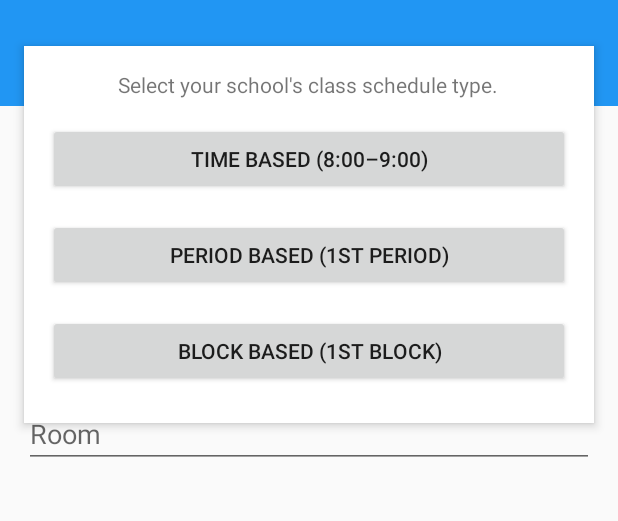
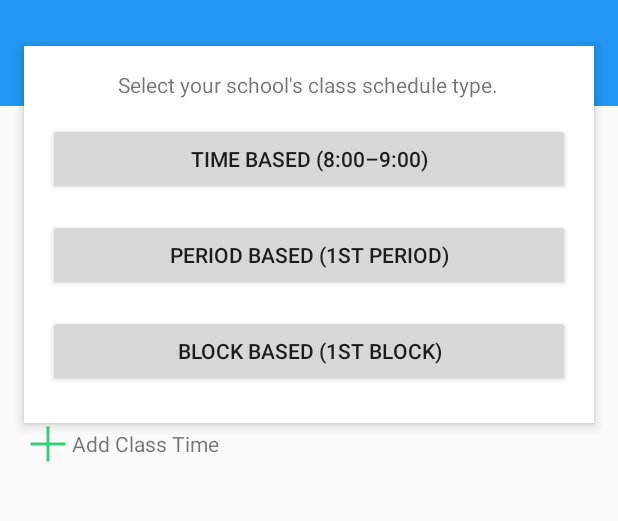
Before and after one commit to ericdecanini/Plume-SchoolAssistant, an Android app: the NewScheduleActivity screen opened directly, with no data from a screen before it, after a tap on "Add Class Time", on a phone screen of 412 x 824 dp, the part 62-583 px from its top. Run offline under Robolectric (Android 15) with nearby library versions, the phone set to English and light mode, and no system bars.

Commit message:
0.09e NewScheduleActivity AddClass

```diff
--- a/app/src/main/java/com/pdt/plume/ClassTimeOneFragment.java
+++ b/app/src/main/java/com/pdt/plume/ClassTimeOneFragment.java
@@ -44,8 +44,7 @@ public class ClassTimeOneFragment extends Fragment {
 
         timeBasedButton.setOnClickListener(listener());
         periodBasedButton.setOnClickListener(listener());
-        blockBasedButton.setOnClickListener(listener()
-        );
+        blockBasedButton.setOnClickListener(listener());
         return rootView;
     }
 
--- a/app/src/main/java/com/pdt/plume/ClassTimeThreeFragment.java
+++ b/app/src/main/java/com/pdt/plume/ClassTimeThreeFragment.java
@@ -12,7 +12,7 @@ import android.widget.Button;
 
 public class ClassTimeThreeFragment extends Fragment {
 
-    int[] isButtonChecked;
+    int[] isButtonChecked = {0, 0, 0, 0, 0, 0, 0};
 
 
     public ClassTimeThreeFragment() {
@@ -56,6 +56,7 @@ public class ClassTimeThreeFragment extends Fragment {
         thursday.setOnClickListener(listener());
         friday.setOnClickListener(listener());
         saturday.setOnClickListener(listener());
+        done.setOnClickListener(listener());
         return rootView;
     }
 
@@ -115,7 +116,7 @@ public class ClassTimeThreeFragment extends Fragment {
                 + isButtonChecked[3] + ":"
                 + isButtonChecked[4] + ":"
                 + isButtonChecked[5] + ":"
-                + isButtonChecked[6] + ":";
+                + isButtonChecked[6];
     }
 
 }
--- a/app/src/main/java/com/pdt/plume/NewScheduleActivity.java
+++ b/app/src/main/java/com/pdt/plume/NewScheduleActivity.java
@@ -5,13 +5,15 @@ import android.content.Intent;
 import android.os.Bundle;
 import android.support.v4.app.DialogFragment;
 import android.support.v7.app.AppCompatActivity;
-import android.support.v7.widget.Toolbar;
 import android.util.Log;
 import android.view.Menu;
 import android.view.MenuItem;
 import android.view.View;
+import android.widget.ArrayAdapter;
 import android.widget.EditText;
+import android.widget.ImageView;
 import android.widget.LinearLayout;
+import android.widget.ListView;
 import android.widget.TextView;
 import android.widget.TimePicker;
 import android.widget.Toast;
@@ -40,8 +42,13 @@ public class NewScheduleActivity extends AppCompatActivity
     int timeInMinute;
     public static int timeOutHour;
     int timeOutMinute;
+    ImageView fieldIcon;
+    int iconImageResource = -1;
 
-    TextView fieldOccurrence;
+    ListView classTimeList;
+    TextView fieldAddClassTime;
+    ArrayAdapter<String> classTimeAdapter;
+    ArrayList<String> occurrenceList;
 
     boolean FLAG_EDIT = false;
     public static boolean isEdited;
@@ -50,7 +57,8 @@ public class NewScheduleActivity extends AppCompatActivity
 
     String basis;
     String weekType;
-    ArrayList<String> classDays;
+    String classDays;
+
 
     @Override
     protected void onCreate(Bundle savedInstanceState) {
@@ -67,13 +75,19 @@ public class NewScheduleActivity extends AppCompatActivity
         fieldTimeOut = (LinearLayout) findViewById(R.id.field_new_schedule_timeout);
         fieldValueTimeIn = (TextView) findViewById(R.id.fieldvalue_new_schedule_timein);
         fieldValueTimeOut = (TextView) findViewById(R.id.fieldvalue_new_schedule_timeout);
-        fieldOccurrence = (TextView) findViewById(R.id.field_new_schedule_add_class_time);
+        fieldAddClassTime = (TextView) findViewById(R.id.field_new_schedule_add_class_time);
+        fieldIcon = (ImageView) findViewById(R.id.new_schedule_icon);
+        classTimeList = (ListView) findViewById(R.id.field_new_schedule_class_time_list);
+        occurrenceList = new ArrayList<>();
+
+        classTimeAdapter = new ArrayAdapter<>(this, android.R.layout.simple_list_item_1, occurrenceList);
+        classTimeList.setAdapter(classTimeAdapter);
 
         fieldTimeIn.setOnClickListener(showTimePickerDialog());
         fieldTimeOut.setOnClickListener(showTimePickerDialog());
         Calendar c = Calendar.getInstance();
 
-        fieldOccurrence.setOnClickListener(addClassTime());
+        fieldAddClassTime.setOnClickListener(addClassTime());
 
 
         Intent intent = getIntent();
@@ -108,8 +122,6 @@ public class NewScheduleActivity extends AppCompatActivity
             String timeOutDefault = timeOutHour + ":00";
             fieldValueTimeIn.setText(timeInDefault);
             fieldValueTimeOut.setText(timeOutDefault);
-
-            classDays = new ArrayList<>();
         }
 
     }
@@ -151,43 +163,36 @@ public class NewScheduleActivity extends AppCompatActivity
         };
     }
 
-    private View.OnClickListener addClassTime() {
-        return new View.OnClickListener() {
-            @Override
-            public void onClick(View v) {
-                setClassTimeOne();
-            }
-
-            private void setClassTimeOne() {
-                ClassTimeOneFragment fragment = new ClassTimeOneFragment();
-                getSupportFragmentManager().beginTransaction()
-                        .add(R.id.container, fragment)
-                        .commit();
-            }
-        };
-    }
-
 
     private boolean insertScheduleData() {
         String title = fieldTitle.getText().toString();
         String teacher = fieldTeacher.getText().toString();
         String room = fieldRoom.getText().toString();
-        String occurrence = "";
         int timein = timeInHour + timeInMinute;
         int timeout = timeOutHour + timeOutMinute;
-        int icon = R.drawable.placeholder_sixtyfour;
+        //Default icon if no other resource was set
+        if (iconImageResource == -1)
+            iconImageResource = R.drawable.placeholder_sixtyfour;
 
         DbHelper dbHelper = new DbHelper(this);
         if (FLAG_EDIT) {
-            if (dbHelper.updateScheduleItem(editId, title, teacher, room, occurrence, timein, timeout, icon)) {
+            for (int i = 0; i < occurrenceList.size(); i++) {
+                String occurrence = occurrenceList.get(i);
+                if (dbHelper.updateScheduleItem(editId, title, teacher, room, occurrence, timein, timeout, iconImageResource)) {
+                    if (i == occurrenceList.size() - 1)
                         return true;
                 } else
                     Toast.makeText(NewScheduleActivity.this, "Error editing schedule", Toast.LENGTH_SHORT).show();
+            }
         } else {
-            if (dbHelper.insertSchedule(title, teacher, room, occurrence, timein, timeout, icon)) {
+            for (int i = 0; i < occurrenceList.size(); i++) {
+                String occurrence = occurrenceList.get(i);
+                if (dbHelper.insertSchedule(title, teacher, room, occurrence, timein, timeout, iconImageResource)) {
+                    if (i == occurrenceList.size() - 1)
                         return true;
                 } else
                     Toast.makeText(NewScheduleActivity.this, "Error creating new schedule", Toast.LENGTH_SHORT).show();
+            }
         }
         return false;
     }
@@ -210,10 +215,25 @@ public class NewScheduleActivity extends AppCompatActivity
 
     }
 
+    private View.OnClickListener addClassTime() {
+        return new View.OnClickListener() {
+            @Override
+            public void onClick(View v) {
+                setClassTimeOne();
+            }
+
+            private void setClassTimeOne() {
+                ClassTimeOneFragment fragment = new ClassTimeOneFragment();
+                getSupportFragmentManager().beginTransaction()
+                        .add(R.id.container, fragment)
+                        .commit();
+            }
+        };
+    }
+
     @Override
     public void onBasisSelected(String basis) {
         this.basis = basis;
-        Log.v(LOG_TAG, "Basis: " + this.basis);
         getSupportFragmentManager().beginTransaction()
                 .replace(R.id.container, new ClassTimeTwoFragment())
                 .commit();
@@ -222,18 +242,23 @@ public class NewScheduleActivity extends AppCompatActivity
     @Override
     public void onWeekTypeSelected(String weekType) {
         this.weekType = weekType;
-        Log.v(LOG_TAG, "Week Type: " + this.weekType);
         getSupportFragmentManager().beginTransaction()
-                .replace(R.id.container, new ClassTimeThreeFragment())
+                .replace(R.id.container, new ClassTimeThreeFragment(), "TAG")
                 .commit();
     }
 
     @Override
-    public void onDaysSelectedListener(String weekType) {
-
+    public void onDaysSelected(String classDays) {
+        this.classDays = classDays;
+        getSupportFragmentManager().beginTransaction()
+                .remove(getSupportFragmentManager().findFragmentByTag("TAG"))
+                .commit();
+        occurrenceList.add(processOccurrenceString(basis, weekType, classDays));
+        Log.v(LOG_TAG, "Occurrence: " + processOccurrenceString(basis, weekType, classDays));
+        classTimeAdapter.notifyDataSetChanged();
     }
 
-    private void processOccurenceString(String basis, String weekType, ArrayList<String> classDays){
-
+    private String processOccurrenceString(String basis, String weekType, String classDays) {
+        return basis + ":" + weekType + ":" + classDays;
     }
 }
--- a/app/src/main/res/layout/activity_new_schedule.xml
+++ b/app/src/main/res/layout/activity_new_schedule.xml
@@ -23,7 +23,7 @@
             android:textColorHint="@color/white" />
 
 
-        <LinearLayout
+        <ScrollView
             android:layout_width="match_parent"
             android:layout_height="match_parent"
             android:orientation="vertical"
@@ -31,30 +31,21 @@
 
             <LinearLayout
                 android:layout_width="match_parent"
+                android:layout_height="wrap_content"
+                android:orientation="vertical">
+
+                <LinearLayout
+                    android:layout_width="match_parent"
                     android:layout_height="wrap_content">
 
                     <ImageView
+                        android:id="@+id/new_schedule_icon"
                         android:layout_width="wrap_content"
                         android:layout_height="wrap_content"
                         android:src="@drawable/placeholder_sixtyfour" />
 
-                <TextView
-                    android:id="@+id/field_new_schedule_add_class_time"
-                    android:layout_width="wrap_content"
-                    android:layout_height="wrap_content"
-                    android:layout_marginLeft="8dp"
-                    android:layout_marginStart="8dp"
-                    android:text="@string/new_schedule_class_time" />
+
                 </LinearLayout>
-
-            <CheckBox
-                android:id="@+id/field_new_schedule_occurrence_repeats"
-                android:layout_width="wrap_content"
-                android:layout_height="wrap_content"
-                android:button="@null"
-                android:drawableEnd="?android:attr/listChoiceIndicatorMultiple"
-                android:drawableRight="?android:attr/listChoiceIndicatorMultiple"
-                android:text="@string/new_schedule_repeats" />
 
                 <LinearLayout
                     android:layout_width="match_parent"
@@ -115,6 +106,30 @@
                     android:layout_height="wrap_content"
                     android:hint="@string/new_schedule_room" />
 
+                <ListView
+                    android:id="@+id/field_new_schedule_class_time_list"
+                    android:layout_width="wrap_content"
+                    android:layout_height="wrap_content"
+                    android:layout_marginLeft="8dp"
+                    android:layout_marginStart="8dp" />
+
+                <LinearLayout
+                    android:layout_width="wrap_content"
+                    android:layout_height="wrap_content">
+                    <ImageView
+                        android:src="@drawable/ic_add"
+                        android:layout_width="wrap_content"
+                        android:layout_height="wrap_content" />
+
+                    <TextView
+                        android:layout_gravity="center_vertical"
+                        android:id="@+id/field_new_schedule_add_class_time"
+                        android:layout_width="wrap_content"
+                        android:layout_height="wrap_content"
+                        android:text="@string/new_schedule_add_class_time"/>
                 </LinearLayout>
+
+            </LinearLayout>
+        </ScrollView>
     </LinearLayout>
 </FrameLayout>
--- a/app/src/main/res/values/strings.xml
+++ b/app/src/main/res/values/strings.xml
@@ -26,7 +26,7 @@
 
     <!-- Strings for NewScheduleActivity -->
     <string name="new_schedule_hint">Enter title here&#8230;</string>
-    <string name="new_schedule_class_time">Add Class Time</string>
+    <string name="new_schedule_add_class_time">Add Class Time</string>
     <string name="new_schedule_repeats">Repeats</string>
     <string name="new_schedule_time_in">Time in</string>
     <string name="new_schedule_time_out">Time out</string>
```
Also changed, not shown: app/src/main/res/layout/list_item_add_class.xml (added, +18 -0 lines), app/src/main/res/drawable-hdpi/ic_add.png (added), app/src/main/res/drawable-mdpi/ic_add.png (added), app/src/main/res/drawable-xhdpi/ic_add.png (added), app/src/main/res/drawable-xxhdpi/ic_add.png (added). Lines whose indentation alone changed are shown as unchanged.
